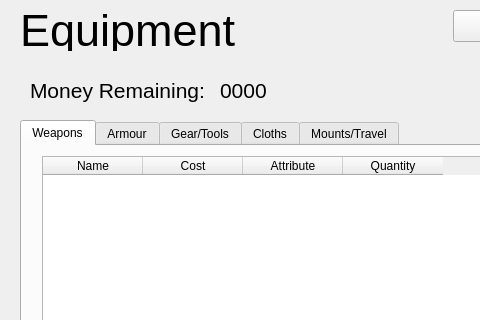
Above: dndprototype/equipment.ui from Jcamp44/dndBuilder before the change; both pictures show x 0 to 480 and y 0 to 320 of the 616 by 513 pixel window. Below: the same form after it.
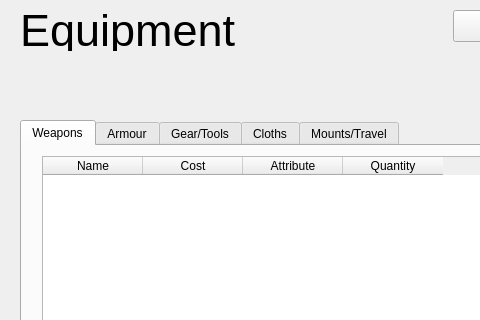
That is the form after the change.

```diff
--- a/dndprototype/equipment.ui
+++ b/dndprototype/equipment.ui
@@ -259,44 +259,6 @@
     <string>Next</string>
    </property>
   </widget>
-  <widget class="QLabel" name="label">
-   <property name="geometry">
-    <rect>
-     <x>30</x>
-     <y>75</y>
-     <width>181</width>
-     <height>31</height>
-    </rect>
-   </property>
-   <property name="font">
-    <font>
-     <family>Arial</family>
-     <pointsize>16</pointsize>
-    </font>
-   </property>
-   <property name="text">
-    <string>Money Remaining:</string>
-   </property>
-  </widget>
-  <widget class="QLabel" name="label_2">
-   <property name="geometry">
-    <rect>
-     <x>220</x>
-     <y>70</y>
-     <width>62</width>
-     <height>41</height>
-    </rect>
-   </property>
-   <property name="font">
-    <font>
-     <family>Arial</family>
-     <pointsize>16</pointsize>
-    </font>
-   </property>
-   <property name="text">
-    <string>0000</string>
-   </property>
-  </widget>
  </widget>
  <resources/>
  <connections/>
```
